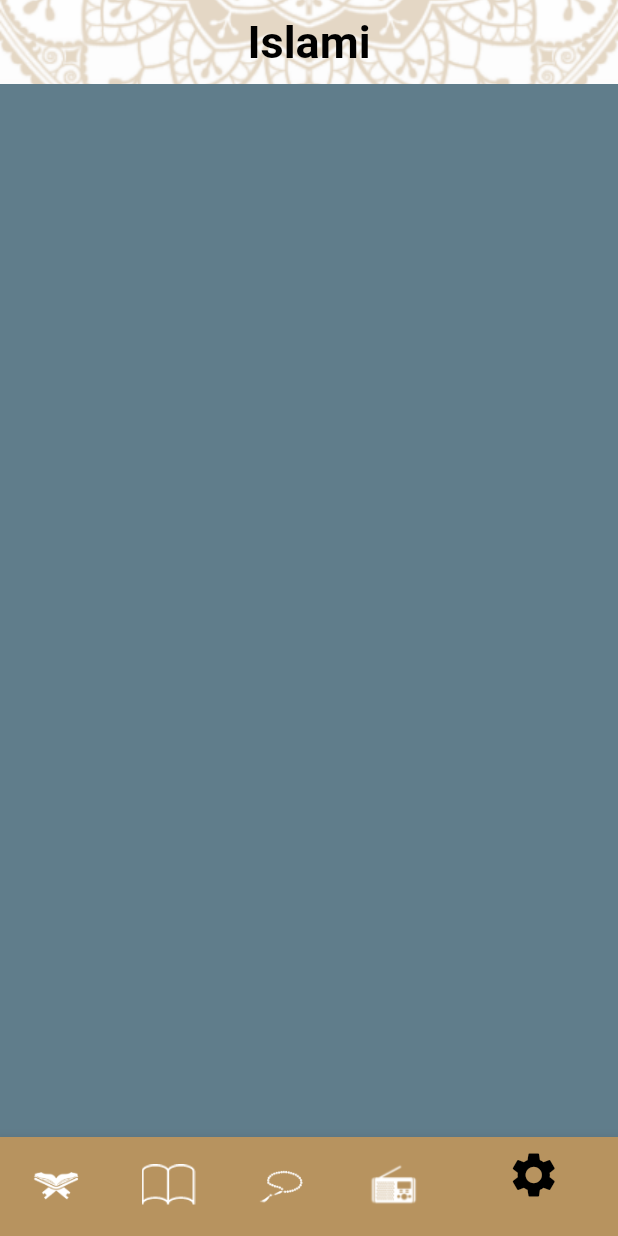
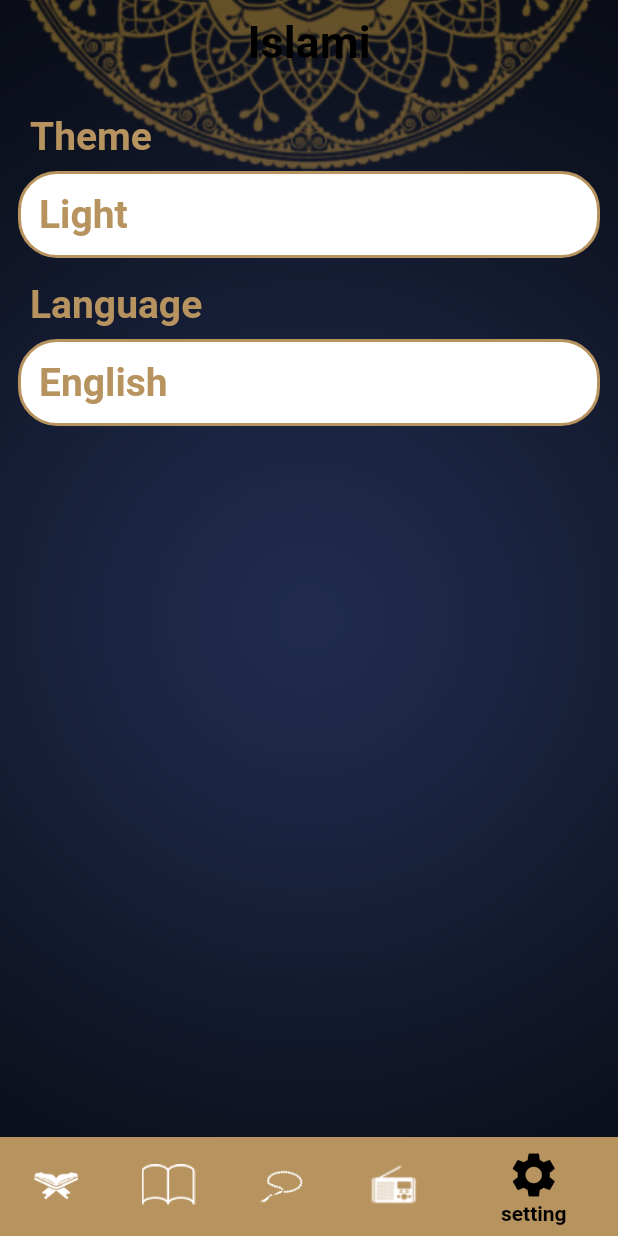
Before and after one commit to yosefmostafa1907/quran_app, a Flutter app: the screen it shows after launch, item 5 of the bottom bar chosen, on a phone screen of 412 x 824 dp. Run offline on Flutter 3.47's test engine with Material 2 defaults, Android fonts, the phone set to English and light mode, and no system bars.

Commit message:
+ local + theme + settings tab

```diff
--- a/lib/home/ahadeth_tab/ahadeth_tab_widget.dart
+++ b/lib/home/ahadeth_tab/ahadeth_tab_widget.dart
@@ -26,13 +26,10 @@ class _AhadethTabWidgetState extends State<AhadethTabWidget> {
               decoration: BoxDecoration(
                   border: Border.symmetric(
                       horizontal:
-                          BorderSide(color: Theme.of(context).primaryColor))),
+                          BorderSide(color: Theme.of(context).dividerColor))),
               child: Text(
                 'Ahadeth',
-                style: TextStyle(
-                    fontSize: 26,
-                    fontWeight: FontWeight.bold,
-                    color: Colors.black),
+                style: Theme.of(context).textTheme.titleMedium,
               )),
           Expanded(
             flex: 3,
@@ -44,7 +41,7 @@ class _AhadethTabWidgetState extends State<AhadethTabWidget> {
                     itemBuilder: (context, index) =>
                         HadethTitleWidget(hadethItem: allHadeth[index]),
                     separatorBuilder: (context, index) => Container(
-                          color: Theme.of(context).primaryColor,
+                      color: Theme.of(context).dividerColor,
                           width: double.infinity,
                           height: 2,
                           margin: EdgeInsets.symmetric(horizontal: 66),
--- a/lib/home/ahadeth_tab/hadeth_title_widget.dart
+++ b/lib/home/ahadeth_tab/hadeth_title_widget.dart
@@ -19,9 +19,7 @@ class HadethTitleWidget extends StatelessWidget {
         padding: EdgeInsets.symmetric(vertical: 8),
         child: Text(
           hadethItem.title,
-          style: TextStyle(
-              fontWeight: FontWeight.bold, fontSize: 26, color: Colors.black),
-        ),
+          style: Theme.of(context).textTheme.bodyMedium),
       ),
     );
   }
--- a/lib/home/home_screen.dart
+++ b/lib/home/home_screen.dart
@@ -29,7 +29,9 @@ class _HomeScreenState extends State<HomeScreen> {
       decoration: BoxDecoration(
         image: DecorationImage(
             fit: BoxFit.cover,
-            image: AssetImage('assets/images/main_background.png')),
+            image: AssetImage(ThemeMode == ThemeMode.light
+                ? 'assets/images/main_background.png'
+                : 'assets/images/main_bg_dark.png')),
       ),
       child: Scaffold(
           //امااخد object من ال theme
@@ -42,28 +44,28 @@ class _HomeScreenState extends State<HomeScreen> {
               currentindex = index;
               setState(() {});
             },
-            backgroundColor: Color(0xFFB7935F),
+            backgroundColor: Theme.of(context).primaryColor,
             items: [
               BottomNavigationBarItem(
-                  backgroundColor: Color(0xFFB7935F),
+                  backgroundColor: Theme.of(context).primaryColor,
                   icon: ImageIcon(AssetImage('assets/images/quran_ic.png')),
                   label: 'quran'),
               BottomNavigationBarItem(
-                  backgroundColor: Color(0xFFB7935F),
+                  backgroundColor: Theme.of(context).primaryColor,
                   icon: ImageIcon(AssetImage('assets/images/ahadeth_ic.png')),
-                  label: ''),
+                  label: 'ahadeth'),
               BottomNavigationBarItem(
-                  backgroundColor: Color(0xFFB7935F),
+                  backgroundColor: Theme.of(context).primaryColor,
                   icon: ImageIcon(AssetImage('assets/images/sebha_ic.png')),
-                  label: ''),
+                  label: 'sebha'),
               BottomNavigationBarItem(
-                  backgroundColor: Color(0xFFB7935F),
+                  backgroundColor: Theme.of(context).primaryColor,
                   icon: ImageIcon(AssetImage('assets/images/radio_ic.png')),
-                  label: ''),
+                  label: 'radio'),
               BottomNavigationBarItem(
-                  backgroundColor: Color(0xFFB7935F),
+                  backgroundColor: Theme.of(context).primaryColor,
                   icon: Icon(Icons.settings),
-                  label: ''),
+                  label: 'setting'),
             ],
           ),
           body: tabs[currentindex]),
--- a/lib/home/quran_tab/chapter_details_screen.dart
+++ b/lib/home/quran_tab/chapter_details_screen.dart
@@ -23,7 +23,9 @@ class _ChapterDetailsScreenState extends State<ChapterDetailsScreen> {
       decoration: BoxDecoration(
         image: DecorationImage(
             fit: BoxFit.cover,
-            image: AssetImage('assets/images/main_background.png')),
+            image: AssetImage(ThemeMode == ThemeMode.light
+                ? 'assets/images/main_background.png'
+                : 'assets/images/main_bg_dark.png')),
       ),
       child: Scaffold(
           appBar: AppBar(
@@ -31,17 +33,20 @@ class _ChapterDetailsScreenState extends State<ChapterDetailsScreen> {
           ),
           body: verses.isEmpty
               ? Center(child: CircularProgressIndicator())
-              : ListView.separated(
+              : Card(
+                  color: Theme.of(context).cardTheme.color,
+                  child: ListView.separated(
                       itemBuilder: (context, index) =>
                           verseWidget(verse: verses[index]),
                       separatorBuilder: (context, index) {
                         return Container(
-                      color: Theme.of(context).primaryColor,
+                          color: Theme.of(context).dividerColor,
                           width: double.infinity,
                           height: 2,
                         );
                       },
-                  itemCount: verses.length)),
+                      itemCount: verses.length),
+                )),
     );
   }
 
--- a/lib/home/quran_tab/chapter_title_widget.dart
+++ b/lib/home/quran_tab/chapter_title_widget.dart
@@ -20,7 +20,7 @@ class ChapterTitleWidget extends StatelessWidget {
         alignment: Alignment.center,
         child: Text(
           chapterTitle,
-          style: TextStyle(fontSize: 25, fontWeight: FontWeight.bold),
+          style: Theme.of(context).textTheme.bodyMedium,
         ),
       ),
     );
--- a/lib/home/quran_tab/quran_tab_widget.dart
+++ b/lib/home/quran_tab/quran_tab_widget.dart
@@ -137,7 +137,7 @@ class QuranTabWidget extends StatelessWidget {
               padding: EdgeInsets.symmetric(vertical: 8),
               child: Text(
                 'Chapter Name',
-                style: TextStyle(fontSize: 28, fontWeight: FontWeight.bold),
+                style: Theme.of(context).textTheme.titleMedium,
               )),
           Container(
             margin: EdgeInsets.symmetric(horizontal: 64),
@@ -158,7 +158,7 @@ class QuranTabWidget extends StatelessWidget {
                     margin: EdgeInsets.symmetric(horizontal: 64),
                     width: double.infinity,
                     height: 2,
-                    color: Theme.of(context).colorScheme.primary,
+                    color: Theme.of(context).dividerColor,
                   );
                 },
                 itemCount: suraNames.length),
--- a/lib/home/quran_tab/verse_widget.dart
+++ b/lib/home/quran_tab/verse_widget.dart
@@ -14,10 +14,6 @@ class verseWidget extends StatelessWidget {
           verse,
           textDirection: TextDirection.rtl,
           textAlign: TextAlign.center,
-          style: TextStyle(
-            fontSize: 26,
-            color: Colors.black,
-          ),
-        ));
+          style: Theme.of(context).textTheme.bodyMedium));
   }
 }
--- a/lib/home/settings_tab/settings_tab_widget.dart
+++ b/lib/home/settings_tab/settings_tab_widget.dart
@@ -1,10 +1,102 @@
 import 'package:flutter/material.dart';
+import 'package:islami/home/settings_tab/local/language_bottom_sheet.dart';
+import 'package:islami/home/settings_tab/theme/theme_bottom_sheet.dart';
 
-class SettingsTabWidget extends StatelessWidget {
+class SettingsTabWidget extends StatefulWidget {
+  @override
+  State<SettingsTabWidget> createState() => _SettingsTabWidgetState();
+}
+
+class _SettingsTabWidgetState extends State<SettingsTabWidget> {
   @override
   Widget build(BuildContext context) {
     return Container(
-      color: Colors.blueGrey,
+      padding: EdgeInsets.all(12),
+      child: Column(
+        crossAxisAlignment: CrossAxisAlignment.start,
+        children: [
+          Padding(
+            padding: const EdgeInsets.all(8.0),
+            child: Text(
+              'Theme',
+              style: Theme.of(context).textTheme.labelMedium,
+            ),
+          ),
+          InkWell(
+            onTap: () {
+              showThemeBottomSheet();
+            },
+            child: Container(
+                padding: EdgeInsets.all(12),
+                width: double.infinity,
+                decoration: BoxDecoration(
+                  color: Colors.white,
+                  border: Border.all(
+                      color: Theme.of(context).primaryColor, width: 2),
+                  borderRadius: BorderRadius.circular(26),
+                ),
+                child: Text(
+                  'Light',
+                  style: Theme.of(context).textTheme.labelMedium,
+                )),
+          ),
+          SizedBox(
+            height: 8,
+          ),
+          Padding(
+            padding: const EdgeInsets.all(8.0),
+            child: Text(
+              'Language',
+              style: Theme.of(context).textTheme.labelMedium,
+            ),
+          ),
+          InkWell(
+            onTap: () {
+              showLanguageBottomSheet();
+            },
+            child: Container(
+                padding: EdgeInsets.all(12),
+                width: double.infinity,
+                decoration: BoxDecoration(
+                  color: Colors.white,
+                  border: Border.all(
+                      color: Theme.of(context).primaryColor, width: 2),
+                  borderRadius: BorderRadius.circular(26),
+                ),
+                child: Text(
+                  'English',
+                  style: Theme.of(context).textTheme.labelMedium,
+                )),
+          ),
+        ],
+      ),
+    );
+  }
+
+  void showThemeBottomSheet() {
+    showModalBottomSheet(
+      context: context,
+      isDismissible: false,
+      shape: RoundedRectangleBorder(
+        borderRadius: BorderRadius.only(
+          topRight: Radius.circular(32),
+          topLeft: Radius.circular(32),
+        ),
+      ),
+      builder: (context) => ThemeBottomSheet(),
+    );
+  }
+
+  void showLanguageBottomSheet() {
+    showModalBottomSheet(
+      context: context,
+      shape: RoundedRectangleBorder(
+        borderRadius: BorderRadius.only(
+          topRight: Radius.circular(32),
+          topLeft: Radius.circular(32),
+        ),
+      ),
+      builder: (context) => LanguageBottomSheet(),
     );
   }
 }
--- a/lib/main.dart
+++ b/lib/main.dart
@@ -1,6 +1,7 @@
 import 'package:flutter/material.dart';
 import 'package:islami/home/ahadeth_tab/hadeth_details/hadeth_details_screen.dart';
 import 'package:islami/home/quran_tab/chapter_details_screen.dart';
+import 'package:islami/style/my_theme_data.dart';
 
 import 'home/home_screen.dart';
 
@@ -15,60 +16,9 @@ class MyAppp extends StatelessWidget {
   @override
   Widget build(BuildContext context) {
     return MaterialApp(
-      theme: ThemeData(
-        primaryColor: Color(0xffB7935F),
-        colorScheme: ColorScheme.fromSeed(
-          seedColor: Color(0xffB7935F),
-          primary: Color(0xffB7935F),
-          onPrimary: Color(0xffffffff),
-          secondary: Color(0x79B7935f),
-          onSecondary: Colors.black,
-        ),
-        appBarTheme: AppBarTheme(
-            iconTheme: IconThemeData(color: Colors.black),
-            centerTitle: true,
-            backgroundColor: Colors.transparent,
-            elevation: 0,
-            titleTextStyle: TextStyle(
-              fontSize: 30,
-              fontWeight: FontWeight.bold,
-              color: Colors.black,
-            )),
-        scaffoldBackgroundColor: Colors.transparent,
-        bottomNavigationBarTheme: BottomNavigationBarThemeData(
-            backgroundColor: Color(0xFFB7935F),
-            selectedItemColor: Colors.black,
-            selectedIconTheme: IconThemeData(color: Colors.black, size: 36),
-            unselectedItemColor: Colors.black,
-            unselectedIconTheme: IconThemeData(color: Colors.white, size: 36)),
-      ),
-      darkTheme: ThemeData(
-        primaryColor: Color(0xff141A2E),
-        colorScheme: ColorScheme.fromSeed(
-          seedColor: Color(0xff141A2E),
-          primary: Color(0xff141A2E),
-          onPrimary: Color(0xffffffff),
-          secondary: Color(0xffFACC1D),
-          onSecondary: Colors.black,
-        ),
-        appBarTheme: AppBarTheme(
-            iconTheme: IconThemeData(color: Colors.white),
-            centerTitle: true,
-            backgroundColor: Colors.transparent,
-            elevation: 0,
-            titleTextStyle: TextStyle(
-              fontSize: 30,
-              fontWeight: FontWeight.bold,
-              color: Colors.black,
-            )),
-        scaffoldBackgroundColor: Colors.transparent,
-        bottomNavigationBarTheme: BottomNavigationBarThemeData(
-            backgroundColor: Color(0xFFB7935F),
-            selectedItemColor: Colors.black,
-            selectedIconTheme: IconThemeData(color: Colors.black, size: 36),
-            unselectedItemColor: Colors.black,
-            unselectedIconTheme: IconThemeData(color: Colors.white, size: 36)),
-      ),
+      theme: MyThemeData.lightTheme,
+      darkTheme: MyThemeData.darkTheme,
+      themeMode: ThemeMode.light,
       debugShowCheckedModeBanner: false,
       routes: {
         HomeScreen.routName: (context) => HomeScreen(),
--- /dev/null
+++ b/lib/style/my_theme_data.dart
@@ -0,0 +1,91 @@
+import 'package:flutter/material.dart';
+
+class MyThemeData {
+  static Color lightPrimaryColor = Color(0xffB7935F);
+  static Color darkPrimaryColor = Color(0xff141A2E);
+  static Color yellowColor = Color(0xffFACC1D);
+
+  static ThemeData lightTheme = ThemeData(
+      primaryColor: lightPrimaryColor,
+      cardTheme: CardTheme(
+        color: Colors.white,
+        shape: RoundedRectangleBorder(borderRadius: BorderRadius.circular(22)),
+        elevation: 18,
+      ),
+      colorScheme: ColorScheme.fromSeed(
+        seedColor: lightPrimaryColor,
+        primary: lightPrimaryColor,
+        onPrimary: Color(0xffffffff),
+        secondary: Color(0x79B7935f),
+        onSecondary: Colors.black,
+      ),
+      appBarTheme: AppBarTheme(
+          iconTheme: IconThemeData(color: Colors.black),
+          centerTitle: true,
+          backgroundColor: Colors.transparent,
+          elevation: 0,
+          titleTextStyle: TextStyle(
+            fontSize: 30,
+            fontWeight: FontWeight.bold,
+            color: Colors.black,
+          )),
+      scaffoldBackgroundColor: Colors.transparent,
+      dividerColor: lightPrimaryColor,
+      bottomNavigationBarTheme: BottomNavigationBarThemeData(
+          backgroundColor: lightPrimaryColor,
+          selectedItemColor: Colors.black,
+          selectedIconTheme: IconThemeData(color: Colors.black, size: 36),
+          unselectedItemColor: Colors.black,
+          unselectedIconTheme: IconThemeData(color: Colors.white, size: 36)),
+      textTheme: TextTheme(
+          titleMedium: TextStyle(
+              color: Colors.black, fontSize: 25, fontWeight: FontWeight.bold),
+          bodyMedium: TextStyle(
+              color: Colors.black, fontSize: 25, fontWeight: FontWeight.bold),
+          displaySmall: TextStyle(fontSize: 20, color: Colors.black),
+          labelMedium: TextStyle(
+              color: lightPrimaryColor,
+              fontSize: 26,
+              fontWeight: FontWeight.bold)));
+  static ThemeData darkTheme = ThemeData(
+    primaryColor: darkPrimaryColor,
+    cardTheme: CardTheme(
+      color: darkPrimaryColor,
+      shape: RoundedRectangleBorder(borderRadius: BorderRadius.circular(22)),
+      elevation: 18,
+    ),
+    colorScheme: ColorScheme.fromSeed(
+      seedColor: darkPrimaryColor,
+      primary: darkPrimaryColor,
+      onPrimary: Color(0xffffffff),
+      secondary: yellowColor,
+      onSecondary: Colors.black,
+    ),
+    appBarTheme: AppBarTheme(
+        iconTheme: IconThemeData(color: Colors.white),
+        centerTitle: true,
+        backgroundColor: Colors.transparent,
+        elevation: 0,
+        titleTextStyle: TextStyle(
+          fontSize: 30,
+          fontWeight: FontWeight.bold,
+          color: Colors.white,
+        )),
+    scaffoldBackgroundColor: Colors.transparent,
+    dividerColor: yellowColor,
+    bottomNavigationBarTheme: BottomNavigationBarThemeData(
+        backgroundColor: darkPrimaryColor,
+        selectedItemColor: yellowColor,
+        selectedIconTheme: IconThemeData(color: yellowColor, size: 36),
+        unselectedItemColor: Colors.white,
+        unselectedIconTheme: IconThemeData(color: Colors.white, size: 36)),
+    textTheme: TextTheme(
+        titleMedium: TextStyle(
+            color: Colors.white, fontSize: 25, fontWeight: FontWeight.bold),
+        bodyMedium: TextStyle(
+            color: Colors.white, fontSize: 25, fontWeight: FontWeight.bold),
+        displaySmall: TextStyle(fontSize: 20, color: Colors.white),
+        labelMedium: TextStyle(
+            color: yellowColor, fontSize: 26, fontWeight: FontWeight.bold)),
+  );
+}
```
Also changed, not shown: lib/home/ahadeth_tab/hadeth_details/hadeth_details_screen.dart (+8 -12 lines), lib/home/settings_tab/local/language_bottom_sheet.dart (added, +47 -0 lines), lib/home/settings_tab/theme/theme_bottom_sheet.dart (added, +47 -0 lines), assets/images/main_bg_dark.png (added). Lines whose indentation alone changed are shown as unchanged.
